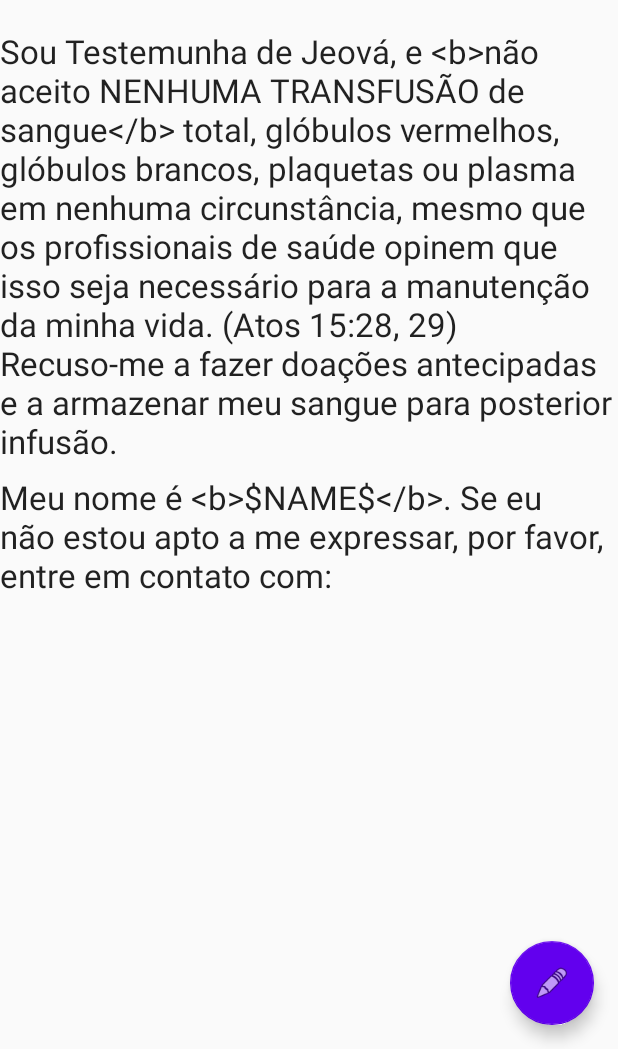
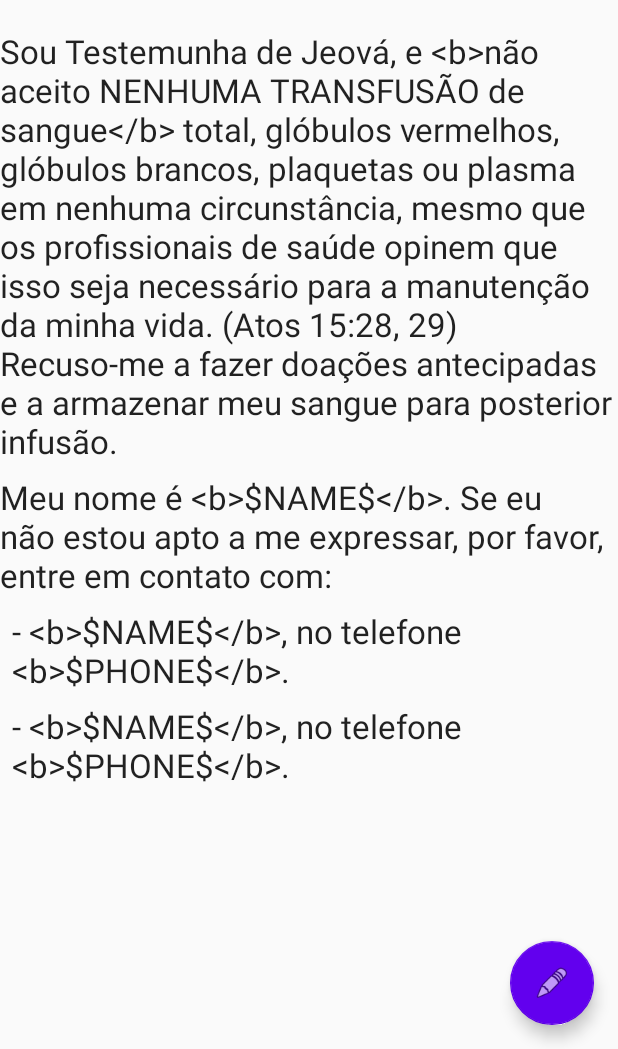
Before and after one commit to LVRodrigues/no-blood, an Android app: the layout activity_main.xml on its own in the app's theme, with its tools: preview values and no code run, on a phone screen of 412 x 824 dp, the part 187-1236 px from its top. Run offline under Robolectric (Android 15) with nearby library versions, the phone set to English and light mode, and no system bars.

Commit message:
Adicionando informações sobre procuradores.

```diff
--- a/app/src/main/res/layout/activity_main.xml
+++ b/app/src/main/res/layout/activity_main.xml
@@ -71,4 +71,26 @@
         app:srcCompat="@android:drawable/ic_menu_edit"
         android:focusable="true" />
 
+    <TextView
+        android:id="@+id/attorney_main"
+        android:layout_width="wrap_content"
+        android:layout_height="wrap_content"
+        android:layout_marginStart="8dp"
+        android:layout_marginTop="8dp"
+        android:text="@string/attorney"
+        android:textAppearance="@style/TextAppearance.AppCompat.Large"
+        app:layout_constraintStart_toStartOf="parent"
+        app:layout_constraintTop_toBottomOf="@+id/personal" />
+
+    <TextView
+        android:id="@+id/attorney_alternative"
+        android:layout_width="wrap_content"
+        android:layout_height="wrap_content"
+        android:layout_marginStart="8dp"
+        android:layout_marginTop="8dp"
+        android:text="@string/attorney"
+        android:textAppearance="@style/TextAppearance.AppCompat.Large"
+        app:layout_constraintStart_toStartOf="parent"
+        app:layout_constraintTop_toBottomOf="@+id/attorney_main" />
+
 </androidx.constraintlayout.widget.ConstraintLayout>
--- a/app/src/main/res/values/strings.xml
+++ b/app/src/main/res/values/strings.xml
@@ -1,8 +1,9 @@
 <resources>
     <string name="app_name">Sem Sangue</string>
+
     <string name="info"><![CDATA[Sou Testemunha de Jeová, e <b>não aceito NENHUMA TRANSFUSÃO de sangue</b> total, glóbulos vermelhos, glóbulos brancos, plaquetas ou plasma em nenhuma circunstância, mesmo que os profissionais de saúde opinem que isso seja necessário para a manutenção da minha vida. (Atos 15:28, 29) Recuso-me a fazer doações antecipadas e a armazenar meu sangue para posterior infusão]]>.</string>
     <string name="personal"><![CDATA[Meu nome é <b>$NAME$</b>. Se eu não estou apto a me expressar, por favor, entre em contato com:]]></string>
-    <string name="attorney">$NAME$, no telefone $PHONE$.</string>
+    <string name="attorney"><![CDATA[- <b>$NAME$</b>, no telefone <b>$PHONE$</b>.]]></string>
 
     <string name="settings_personal_title">Dados Pessoais</string>
     <string name="settings_personal_name">Nome</string>
```
Also changed, not shown: app/src/main/java/io/github/lvrodrigues/noblood/MainActivity.java (+36 -0 lines).
